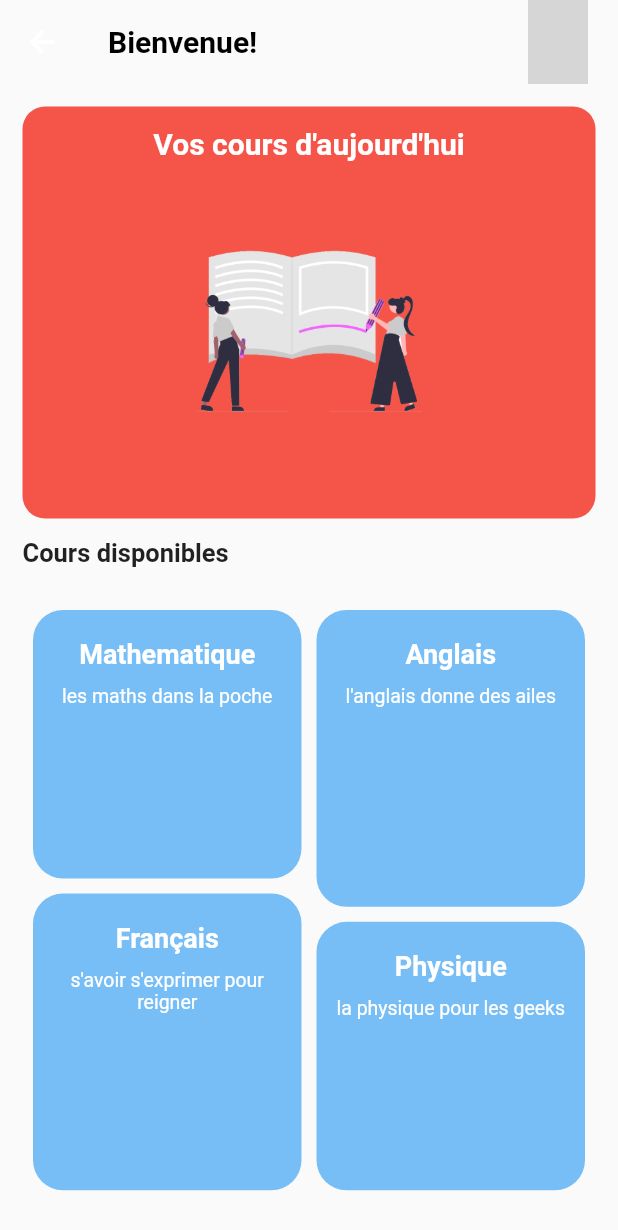
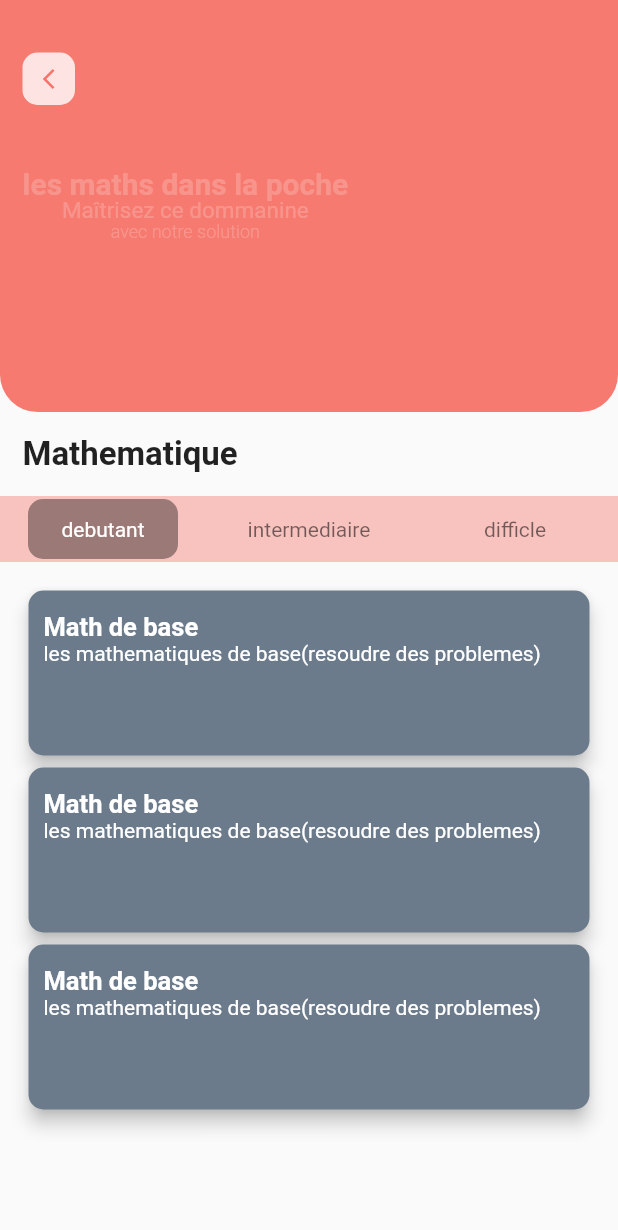
Before and after one commit to kitoko2/Education_app, a Flutter app: the Description screen opened by its route, after a tap on the "arrow forward" icon, after a tap on "Mathematique", on a phone screen of 412 x 824 dp. Shown: the top 1230 px of the screen. Run offline on Flutter 3.47's test engine with Material 2 defaults, Android fonts, the light colour scheme and no system bars; our stand-ins replace carousel_slider, image_picker, shared_preferences; missing offline and left inert: splash_screen_view; accounts and stored records are empty; Roboto replaces fonts that are missing (police1); grey boxes are pictures that could not be loaded.

Commit message:
after homme ajouter

```diff
--- /dev/null
+++ b/education/lib/afterHome/menuCours.dart
@@ -0,0 +1,454 @@
+import 'package:education/animation/animation.dart';
+import "package:flutter/material.dart";
+
+class MenuCours extends StatefulWidget {
+  final String? nomMatiere;
+  final String? description;
+  final Color? couleur;
+  MenuCours({this.nomMatiere, this.couleur, this.description});
+
+  @override
+  _MenuCoursState createState() => _MenuCoursState();
+}
+
+class _MenuCoursState extends State<MenuCours> {
+  String selection = "debutant";
+  var maList;
+
+  @override
+  void initState() {
+    super.initState();
+    switch (widget.nomMatiere) {
+      case "Mathematique":
+        List<Cours> debutant = [
+          Cours(
+            "Math de base",
+            "les mathematiques de base(resoudre des problemes)",
+          ),
+          Cours(
+            "Math de base",
+            "les mathematiques de base(resoudre des problemes)",
+          ),
+          Cours(
+            "Math de base",
+            "les mathematiques de base(resoudre des problemes)",
+          ),
+        ];
+        List<Cours> intermediaire = [
+          Cours(
+            "Math intermediaire",
+            "les mathematiques intermediaire(niveau 3ime et plus)",
+          ),
+          Cours(
+            "Math intermediaire",
+            "les mathematiques intermediaire(niveau 3ime et plus)",
+          ),
+          Cours(
+            "Math intermediaire",
+            "les mathematiques intermediaire(niveau 3ime et plus)",
+          ),
+        ];
+        List<Cours> avancer = [
+          Cours(
+            "Math avancer",
+            "les fonctions et autres(niveau Tle et plus)",
+          ),
+          Cours(
+            "Math intermediaire",
+            "les mathematiques intermediaire(Tle et plus)",
+          ),
+          Cours(
+            "Math intermediaire",
+            "les mathematiques intermediaire(Tle et plus)",
+          ),
+        ];
+        setState(() {
+          maList = [debutant, intermediaire, avancer];
+        });
+
+        break;
+      case "Anglais":
+        List<Cours> debutant = [
+          Cours(
+            "Anglais de base",
+            "Anglais de base(verbe)",
+          ),
+          Cours(
+            "Anglais de base",
+            "Anglais de base(debut preterits)",
+          ),
+          Cours(
+            "Anglais de base",
+            "Anglais de base",
+          ),
+        ];
+        List<Cours> intermediaire = [
+          Cours(
+            "Anglais intermediaire",
+            "Anglais intermediaire(niveau 3ime et plus)",
+          ),
+          Cours(
+            "Anglais",
+            "Anglais intermediaire(niveau 3ime et plus)",
+          ),
+          Cours(
+            "Anglais intermediaire",
+            "Anglais intermediaire(niveau 3ime et plus)",
+          ),
+        ];
+        List<Cours> avancer = [
+          Cours(
+            "Anglais avancer",
+            "les preterits(niveau Tle et plus)",
+          ),
+          Cours(
+            "Anglais avancer",
+            "Anglais avancer(niveau Tle et plus)",
+          ),
+          Cours(
+            "Anglais avancer",
+            "Anglais avancer(niveau Tle et plus)",
+          ),
+        ];
+        setState(() {
+          maList = [debutant, intermediaire, avancer];
+        });
+
+        break;
+      case "Français":
+        List<Cours> debutant = [
+          Cours(
+            "Français de base",
+            "Français de base(verbe)",
+          ),
+          Cours(
+            "Français de base",
+            "Français de base(les temps)",
+          ),
+          Cours(
+            "Français de base",
+            "Français de base",
+          ),
+        ];
+        List<Cours> intermediaire = [
+          Cours(
+            "Français intermediaire",
+            "Français intermediaire(niveau 3ime et plus)",
+          ),
+          Cours(
+            "Français",
+            "Français intermediaire(niveau 3ime et plus)",
+          ),
+          Cours(
+            "Français intermediaire",
+            "Français intermediaire(niveau 3ime et plus)",
+          ),
+        ];
+        List<Cours> avancer = [
+          Cours(
+            "Français avancer",
+            "les resumés(niveau Tle et plus)",
+          ),
+          Cours(
+            "Français avancer",
+            "Français avancer(niveau Tle et plus)",
+          ),
+          Cours(
+            "Français avancer",
+            "Français avancer(niveau Tle et plus)",
+          ),
+        ];
+        setState(() {
+          maList = [debutant, intermediaire, avancer];
+        });
+        break;
+      case "Physique":
+        List<Cours> debutant = [
+          Cours(
+            "physique de base",
+            "physique de base(la masse)",
+          ),
+          Cours(
+            "physique de base",
+            "physique de base(debut les corps)",
+          ),
+          Cours(
+            "physique de base",
+            "physique de base",
+          ),
+        ];
+        List<Cours> intermediaire = [
+          Cours(
+            "physique intermediaire",
+            "physique intermediaire(niveau 3ime et plus)",
+          ),
+          Cours(
+            "physique",
+            "physique intermediaire(niveau 3ime et plus)",
+          ),
+          Cours(
+            "physique intermediaire",
+            "physique intermediaire(niveau 3ime et plus)",
+          ),
+          Cours(
+            "physique intermediaire",
+            "physique intermediaire(niveau 3ime et plus)",
+          ),
+        ];
+        List<Cours> avancer = [
+          Cours(
+            "physique avancer",
+            "les forces(niveau Tle et plus)",
+          ),
+          Cours(
+            "physique avancer",
+            "physique avancer(niveau Tle et plus)",
+          ),
+          Cours(
+            "physique avancer",
+            "physique avancer(niveau Tle et plus)",
+          ),
+        ];
+        setState(() {
+          maList = [debutant, intermediaire, avancer];
+        });
+        break;
+      default:
+        print("");
+    }
+  }
+
+  List<Cours> result = [];
+
+  @override
+  Widget build(BuildContext context) {
+    switch (selection) {
+      case "debutant":
+        result = maList[0];
+        break;
+      case "intermediaire":
+        result = maList[1];
+        break;
+      default:
+        result = maList[2];
+    }
+    Size size = MediaQuery.of(context).size;
+    return Scaffold(
+      // appBar: new AppBar(
+      //   toolbarHeight: 0,
+      //   backgroundColor: Theme.of(context).scaffoldBackgroundColor,
+      //   elevation: 0,
+      // ),
+      body: Container(
+        child: Column(
+          crossAxisAlignment: CrossAxisAlignment.start,
+          children: [
+            Stack(
+              children: [
+                Container(
+                  width: double.infinity,
+                  height: size.height / 3,
+                  decoration: BoxDecoration(
+                    color: widget.couleur,
+                    borderRadius: BorderRadius.vertical(
+                      bottom: Radius.circular(25),
+                    ),
+                  ),
+                ),
+                Positioned(
+                  top: 35,
+                  left: 15,
+                  child: Container(
+                    decoration: BoxDecoration(
+                      color: Colors.white.withOpacity(0.8),
+                      borderRadius: BorderRadius.circular(10),
+                    ),
+                    width: 35,
+                    height: 35,
+                    child: Center(
+                      child: IconButton(
+                        splashRadius: 20,
+                        onPressed: () {
+                          Navigator.pop(context);
+                        },
+                        icon: Icon(
+                          Icons.arrow_back_ios_new,
+                          size: 16,
+                          color: widget.couleur,
+                        ),
+                      ),
+                    ),
+                  ),
+                ),
+                Positioned(
+                  top: 100,
+                  left: 15,
+                  child: Center(
+                    child: Column(
+                      children: [
+                        PoyAnime(
+                          second: 1,
+                          depart: "bas",
+                          child: Text(
+                            "${widget.description}",
+                            textAlign: TextAlign.center,
+                            style: TextStyle(
+                              color: Colors.white,
+                              fontSize: 20,
+                              fontWeight: FontWeight.bold,
+                            ),
+                          ),
+                        ),
+                        PoyAnime(
+                          second: 1,
+                          depart: "bas",
+                          child: Text(
+                            "Maîtrisez ce dommanine",
+                            textAlign: TextAlign.center,
+                            style: TextStyle(
+                              color: Colors.white,
+                              fontSize: 15,
+                              fontWeight: FontWeight.w400,
+                            ),
+                          ),
+                        ),
+                        PoyAnime(
+                          second: 1,
+                          depart: "bas",
+                          child: Text(
+                            "avec notre solution",
+                            textAlign: TextAlign.center,
+                            style: TextStyle(
+                              color: Colors.white,
+                              fontSize: 12,
+                              fontWeight: FontWeight.w300,
+                            ),
+                          ),
+                        ),
+                      ],
+                    ),
+                  ),
+                ),
+              ],
+            ),
+            Padding(
+              padding: EdgeInsets.symmetric(horizontal: 15, vertical: 15),
+              child: Text(
+                "${widget.nomMatiere}",
+                style: TextStyle(
+                  fontWeight: FontWeight.bold,
+                  fontSize: 22,
+                ),
+              ),
+            ),
+            Container(
+              padding: EdgeInsets.symmetric(vertical: 2),
+              color: widget.couleur!.withOpacity(0.3),
+              child: Row(
+                mainAxisAlignment: MainAxisAlignment.spaceAround,
+                children: [
+                  myButton("debutant"),
+                  myButton("intermediaire"),
+                  myButton("difficle"),
+                ],
+              ),
+            ),
+            SizedBox(
+              height: 10,
+            ),
+            Expanded(
+              child: ListView.builder(
+                padding: EdgeInsets.symmetric(horizontal: 15, vertical: 5),
+                itemCount: result.length,
+                itemBuilder: (context, i) {
+                  return GestureDetector(
+                    onTap: () {
+                      //voir cour
+                    },
+                    child: Card(
+                      elevation: 5,
+                      color: Color(0xff6b7b8c),
+                      shape: RoundedRectangleBorder(
+                        borderRadius: BorderRadius.circular(10),
+                      ),
+                      child: Container(
+                        padding:
+                            EdgeInsets.symmetric(vertical: 9, horizontal: 10),
+                        margin: EdgeInsets.symmetric(vertical: 5),
+                        decoration: BoxDecoration(
+                          borderRadius: BorderRadius.circular(15),
+                        ),
+                        width: double.infinity,
+                        height: 100,
+                        child: Column(
+                          crossAxisAlignment: CrossAxisAlignment.start,
+                          children: [
+                            Text(
+                              "${result[i].titreLecon}",
+                              style: TextStyle(
+                                color: Colors.white,
+                                fontWeight: FontWeight.w700,
+                                fontSize: 17,
+                              ),
+                            ),
+                            Text(
+                              "${result[i].descriptionLecon}",
+                              style: TextStyle(
+                                color: Colors.white,
+                                fontWeight: FontWeight.w400,
+                                fontFamily: "police1",
+                                fontSize: 14,
+                              ),
+                            ),
+                          ],
+                        ),
+                      ),
+                    ),
+                  );
+                },
+              ),
+            ),
+          ],
+        ),
+      ),
+    );
+  }
+
+  Widget myButton(String text) {
+    return GestureDetector(
+      onTap: () {
+        setState(() {
+          selection = text;
+        });
+      },
+      child: AnimatedContainer(
+        duration: Duration(milliseconds: 200),
+        curve: Curves.easeInExpo,
+        decoration: BoxDecoration(
+          color: selection == text ? Colors.black38 : Colors.transparent,
+          borderRadius: BorderRadius.circular(10),
+        ),
+        width: 100,
+        height: 40,
+        child: Center(
+          child: Text(
+            text,
+            style: TextStyle(
+              color: selection == text ? Colors.white : Colors.black54,
+            ),
+          ),
+        ),
+      ),
+    );
+  }
+}
+
+class Cours {
+  String? titreLecon;
+  String? cours; // a implementer quand on aura les cours dispos;
+  String? descriptionLecon;
+  Cours(String titreLecon, String descriptionLecon) {
+    this.titreLecon = titreLecon;
+    this.descriptionLecon = descriptionLecon;
+  }
+}
--- a/education/lib/description.dart
+++ b/education/lib/description.dart
@@ -21,7 +21,13 @@ class _DescriptionState extends State<Description> {
 
   @override
   Widget build(BuildContext context) {
+    Size size = MediaQuery.of(context).size;
     return Scaffold(
+      appBar: new AppBar(
+        toolbarHeight: 0,
+        elevation: 0,
+        backgroundColor: Theme.of(context).scaffoldBackgroundColor,
+      ), // juste la pour appliquer une brighness.dark pour les icones haut du telephone
       floatingActionButton: FloatingActionButton(
         onPressed: () {
           setState(() {
@@ -52,7 +58,7 @@ class _DescriptionState extends State<Description> {
                       depart: "top",
                       child: Container(
                         width: double.infinity,
-                        height: 400,
+                        height: size.height / 2.8,
                         decoration: BoxDecoration(
                           image: DecorationImage(
                             image: AssetImage("asset/group2.png"),
@@ -70,7 +76,7 @@ class _DescriptionState extends State<Description> {
                         "Votre application pour vous accompagner dans l'apprentissage",
                         textAlign: TextAlign.center,
                         style: TextStyle(
-                          fontSize: 23,
+                          fontSize: 20,
                           fontWeight: FontWeight.bold,
                         ),
                       ),
@@ -82,7 +88,7 @@ class _DescriptionState extends State<Description> {
                         "Avec une simplicité pour tous les niveaux",
                         textAlign: TextAlign.center,
                         style: TextStyle(
-                          fontSize: 20,
+                          fontSize: 18,
                           fontWeight: FontWeight.w500,
                         ),
                       ),
@@ -90,19 +96,6 @@ class _DescriptionState extends State<Description> {
                     SizedBox(
                       height: 4,
                     ),
-                    // PoyAnime(
-                    //   second: 3,
-                    //   depart: "bas",
-                    //   child: Container(
-                    //     width: 120,
-                    //     height: 120,
-                    //     decoration: BoxDecoration(
-                    //       image: DecorationImage(
-                    //         image: AssetImage("asset/group23.png"),
-                    //       ),
-                    //     ),
-                    //   ),
-                    // ),
                     SizedBox(
                       height: 10,
                     ),
@@ -114,6 +107,7 @@ class _DescriptionState extends State<Description> {
                 padding: EdgeInsets.symmetric(horizontal: 20, vertical: 10),
                 child: Column(
                   mainAxisAlignment: MainAxisAlignment.spaceEvenly,
+                  crossAxisAlignment: CrossAxisAlignment.start,
                   children: [
                     SizedBox(
                       height: 5,
@@ -123,7 +117,7 @@ class _DescriptionState extends State<Description> {
                       depart: "left",
                       child: Container(
                         width: double.infinity,
-                        height: 400,
+                        height: size.height / 2,
                         child: Image.asset("asset/description (5).png"),
                       ),
                     ),
--- a/education/lib/getting_start.dart
+++ b/education/lib/getting_start.dart
@@ -10,31 +10,26 @@ class GettingStart extends StatefulWidget {
 class _GettingStartState extends State<GettingStart> {
   @override
   Widget build(BuildContext context) {
+    Size size = MediaQuery.of(context).size;
+    print(size.height);
     return Scaffold(
       backgroundColor: Colors.white,
-      body: Column(
+      appBar: new AppBar(
+        toolbarHeight: 0,
+        elevation: 0,
+        backgroundColor: Colors.white,
+      ), // juste la pour appliquer une brighness.dark pour les icones haut du telephone
+      body: Container(
+        padding: EdgeInsets.symmetric(vertical: 15),
+        child: Column(
           mainAxisAlignment: MainAxisAlignment.spaceBetween,
           children: [
             Container(
-            // decoration: BoxDecoration(
-            //   color: Colors.blue.withOpacity(0.6),
-            //   borderRadius: BorderRadius.vertical(
-            //     bottom: Radius.circular(15),
-            //   ),
-            // ),
               width: double.infinity,
-            // height: MediaQuery.of(context).size.height / 2.8,
+              height: size.height / 2.8,
               child: Image.asset(
                 'asset/group1.png',
               ),
-            // child: Text(
-            //   "LogiTech",
-            //   style: TextStyle(
-            //     color: Colors.white,
-            //     fontSize: 20,
-            //     fontWeight: FontWeight.w700,
-            //   ),
-            // ),
             ),
             Container(
               padding: EdgeInsets.symmetric(horizontal: 10, vertical: 10),
@@ -42,7 +37,7 @@ class _GettingStartState extends State<GettingStart> {
                 "En route vers la connaissance, vous souhaitez apprendre quelque chose de nouveau ou approfondir vos connaissances ? vous êtes au bon endroit, c'est ici",
                 textAlign: TextAlign.center,
                 style: TextStyle(
-                fontSize: 23,
+                  fontSize: 20,
                   fontWeight: FontWeight.bold,
                   fontFamily: "police1",
                 ),
@@ -71,6 +66,7 @@ class _GettingStartState extends State<GettingStart> {
             SizedBox(height: 10),
           ],
         ),
+      ),
     );
   }
 }
--- a/education/lib/home/home.dart
+++ b/education/lib/home/home.dart
@@ -1,3 +1,5 @@
+import 'package:education/afterHome/menuCours.dart';
+import 'package:education/animation/custompageT.dart';
 import 'package:education/main.dart';
 import "package:flutter/material.dart";
 import 'package:flutter/services.dart';
@@ -23,10 +25,26 @@ class _HomeState extends State<Home> {
   String? value;
 
   List<Matiere> matiereDispo = [
-    Matiere("Mathematique", "les maths dans la poche"),
-    Matiere("Anglais", "l'anglais donne des ailes"),
-    Matiere("Français", "s'avoir s'exprimer pour reigner"),
-    Matiere("Physique", "la physique pour les geeks"),
+    Matiere(
+      "Mathematique",
+      "les maths dans la poche",
+      Colors.red.withOpacity(0.7),
+    ),
+    Matiere(
+      "Anglais",
+      "l'anglais donne des ailes",
+      Colors.blue.withOpacity(0.7),
+    ),
+    Matiere(
+      "Français",
+      "s'avoir s'exprimer pour reigner",
+      Colors.blue.withOpacity(0.7),
+    ),
+    Matiere(
+      "Physique",
+      "la physique pour les geeks",
+      Colors.red.withOpacity(0.7),
+    ),
   ];
   @override
   void initState() {
@@ -145,13 +163,22 @@ class _HomeState extends State<Home> {
                 itemBuilder: (context, index) {
                   return GestureDetector(
                     onTap: () {
-                      //next page
+                      Navigator.push(
+                        context,
+                        PoyCustom(
+                          child: MenuCours(
+                            nomMatiere: matiereDispo[index].nom,
+                            couleur: matiereDispo[index].couleur,
+                            description: matiereDispo[index].description,
+                          ),
+                        ),
+                      );
                     },
                     child: Container(
                       padding:
                           EdgeInsets.symmetric(vertical: 19, horizontal: 8),
                       decoration: BoxDecoration(
-                        color: Colors.blue.withOpacity(0.6),
+                        color: matiereDispo[index].couleur,
                         borderRadius: BorderRadius.circular(20),
                       ),
                       child: Center(
@@ -244,9 +271,11 @@ class Matiere {
   String? nom;
   String? description;
   String? image;
-  Matiere(String nom, String description) {
+  Color? couleur;
+  Matiere(String nom, String description, Color couleur) {
     this.nom = nom;
     this.description = description;
+    this.couleur = couleur;
     // this.image=image;
   }
 }
```
Lines whose indentation alone changed are shown as unchanged.
